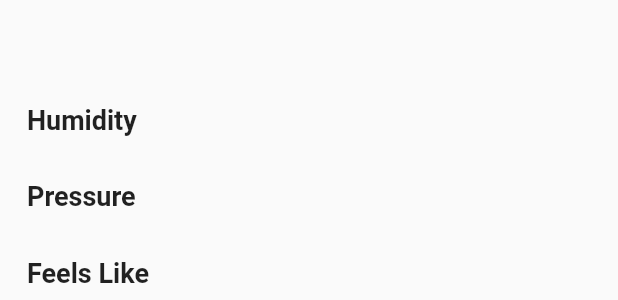
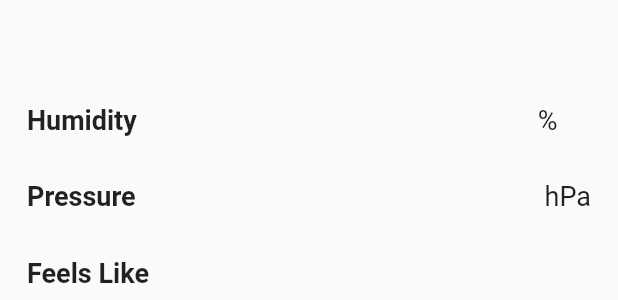
Before and after one commit to winfred56/Weather_app, a Flutter app: what additionalInformation() shows on an empty page, opened directly with empty values, on a phone screen of 412 x 824 dp. Shown: the part 387-687 px from the top of the screen. Run offline on Flutter 3.47's test engine with Material 2 defaults, Android fonts, the phone set to English and light mode, and no system bars; our stand-ins replace flutter_spinkit; network calls fail.

Commit message:
:ok_hand: Refactor

```diff
--- a/lib/widgets.dart
+++ b/lib/custom widets/widgets.dart
@@ -86,12 +86,12 @@ Widget additionalInformation(String humidity, String pressure, String feelsLike
               crossAxisAlignment: CrossAxisAlignment.start,
               children:[
                 Text(
-                  humidity,
+                  "$humidity%",
                   style: infoFont,
                 ),
                 const SizedBox(height: 30.0),
                 Text(
-                  pressure,
+                  '$pressure hPa',
                   style: infoFont,
                 ),
                 const SizedBox(height: 30.0),
--- a/lib/service/weather_api.dart
+++ b/lib/features/weather_api.dart
@@ -1,5 +1,3 @@
-import 'dart:convert';
-import 'package:http/http.dart';
 
 class Weather{
   String? city;
@@ -16,11 +14,12 @@ class Weather{
     city = json['name'];
     temp = (json['main']['temp'] - 273.15);
     wind = json['main']['wind'];
-    feelsLike = json['main']['feels_like'];
+    feelsLike = json['main']['feels_like']- 273.15;
     humidity = json['main']['humidity'];
     pressure = json['main']['pressure'];
     country = json['sys']['country'];
     temp = temp!.roundToDouble();
+    feelsLike = feelsLike!.roundToDouble();
   }
 
   // Future<Weather>? getWeather() async {
--- a/lib/pages/City.dart
+++ b/lib/pages/City.dart
@@ -1,5 +1,4 @@
 import 'package:flutter/material.dart';
-
 import 'Home.dart';
 
 class City extends StatefulWidget {
@@ -30,14 +29,14 @@ class _CityState extends State<City> {
         // backgroundColor: Colors.white70,
       ),
       body: Padding(
-        padding: EdgeInsets.all(20.0),
+        padding: const EdgeInsets.all(20.0),
         child: Column(
           mainAxisAlignment: MainAxisAlignment.center,
           crossAxisAlignment: CrossAxisAlignment.end,
           children: [
             Expanded(child: Center(
               child: Text(
-                "$newCity",
+                newCity,
                 style: const TextStyle(
                   fontSize: 28
                 ),
```
Also changed, not shown: lib/pages/Home.dart (+4 -4 lines), lib/features/weather_api_client.dart (renamed from lib/service/weather_api_client.dart), 1 other file.
